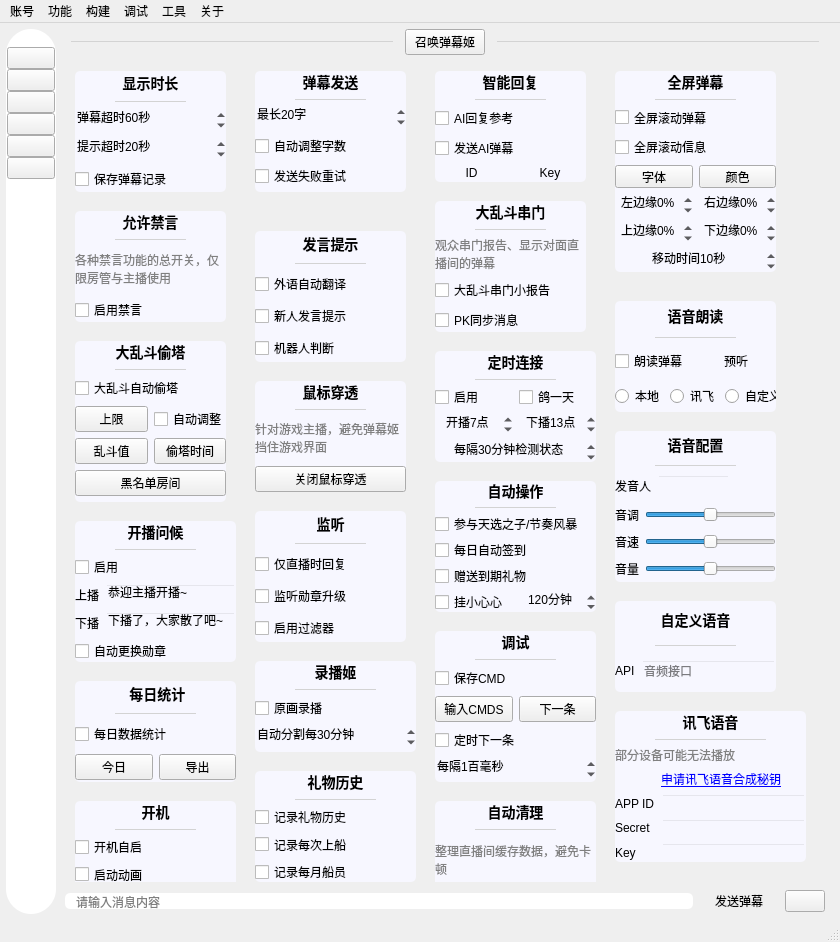
Qt form mainwindow/mainwindow.ui (iwxyi/Bilibili-MagicalDanmaku) before a commit.
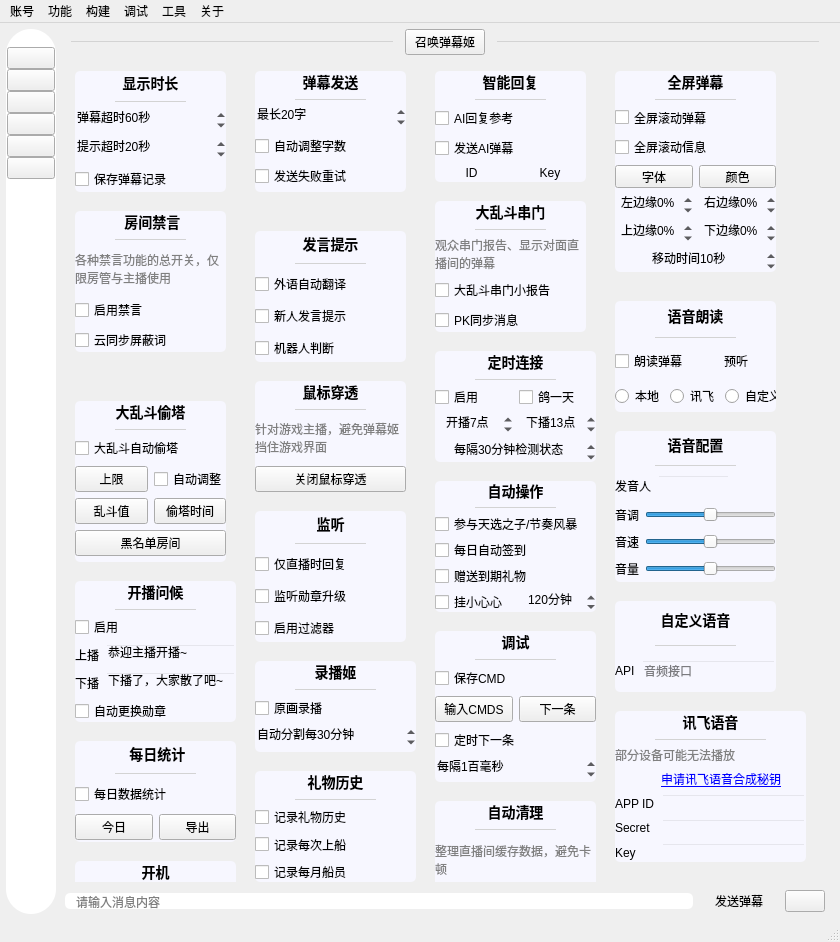
The same form after that commit. The open tabs and pages were chosen to show the change. Icons and pictures are not drawn. Custom widgets are drawn as their Qt base class.

```diff
--- a/mainwindow/mainwindow.ui
+++ b/mainwindow/mainwindow.ui
@@ -1838,7 +1838,7 @@
               <x>10</x>
               <y>150</y>
               <width>151</width>
-              <height>111</height>
+              <height>141</height>
              </rect>
             </property>
             <property name="styleSheet">
@@ -1863,7 +1863,7 @@
 font-weight: 500;</string>
                </property>
                <property name="text">
-                <string>允许禁言</string>
+                <string> 房间禁言</string>
                </property>
                <property name="alignment">
                 <set>Qt::AlignCenter</set>
@@ -1913,6 +1913,16 @@
                </property>
               </widget>
              </item>
+             <item>
+              <widget class="QCheckBox" name="syncShieldKeywordCheck">
+               <property name="toolTip">
+                <string>&lt;html&gt;&lt;head/&gt;&lt;body&gt;&lt;p&gt;在实时弹幕的菜单中添加拉黑&lt;/p&gt;&lt;p&gt;只有房管/主播才有黑名单权限&lt;/p&gt;&lt;/body&gt;&lt;/html&gt;</string>
+               </property>
+               <property name="text">
+                <string>云同步屏蔽词</string>
+               </property>
+              </widget>
+             </item>
             </layout>
            </widget>
            <widget class="QWidget" name="danmakuCuanmenSettingsCard" native="true">
@@ -2023,7 +2033,7 @@
             <property name="geometry">
              <rect>
               <x>10</x>
-              <y>280</y>
+              <y>340</y>
               <width>151</width>
               <height>161</height>
              </rect>
@@ -2238,7 +2248,7 @@
             <property name="geometry">
              <rect>
               <x>10</x>
-              <y>460</y>
+              <y>520</y>
               <width>161</width>
               <height>141</height>
              </rect>
@@ -2922,7 +2932,7 @@
             <property name="geometry">
              <rect>
               <x>10</x>
-              <y>620</y>
+              <y>680</y>
               <width>161</width>
               <height>101</height>
              </rect>
@@ -3244,7 +3254,7 @@
             <property name="geometry">
              <rect>
               <x>10</x>
-              <y>740</y>
+              <y>800</y>
               <width>161</width>
               <height>111</height>
              </rect>
```
Left out of the diff: 4 changed lines with no effect on the pictures.
